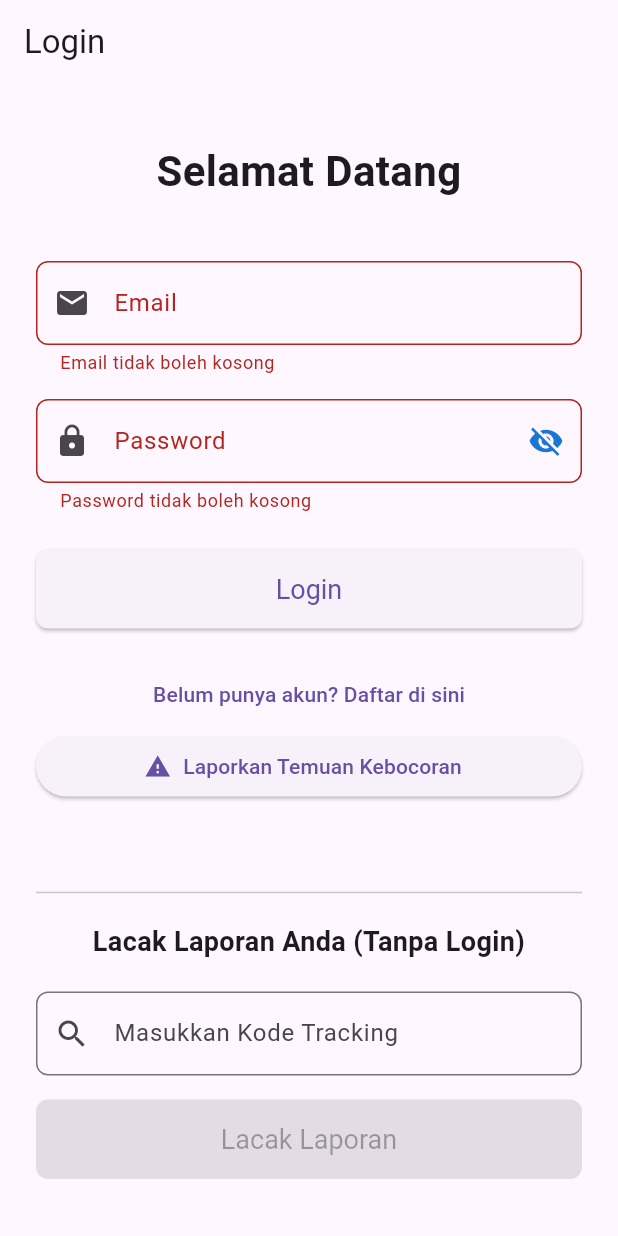
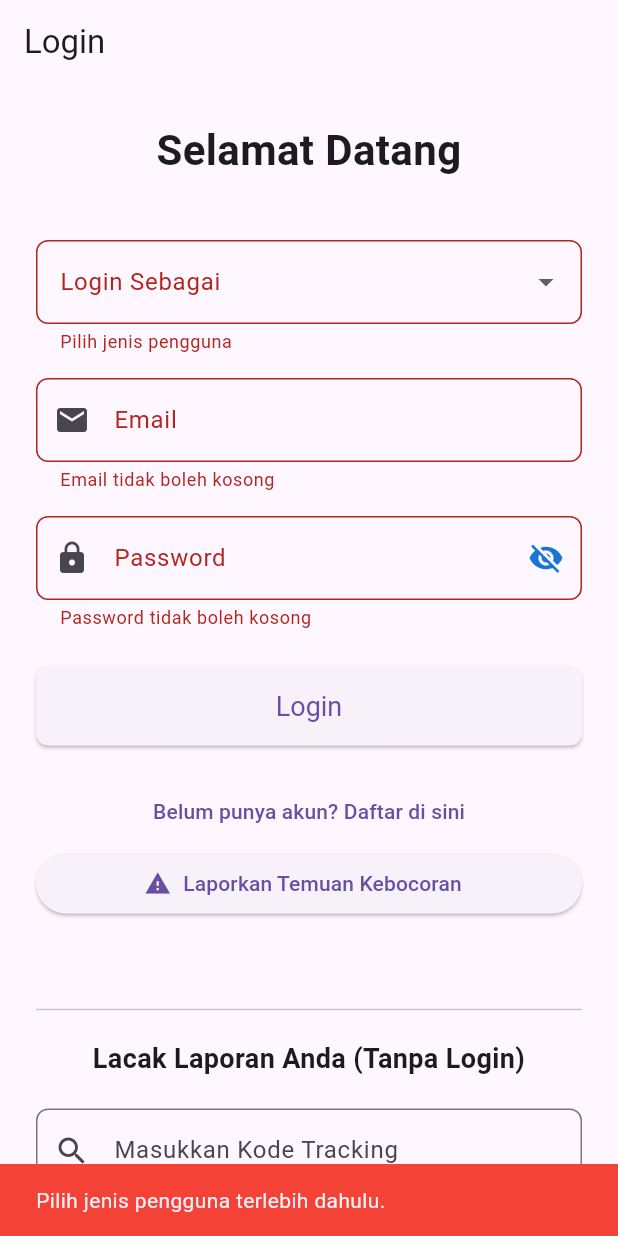
Before and after one commit to ahmadgulungpramuji/pdam_app, a Flutter app: the screen it shows after launch, after a tap on "Login", on a phone screen of 412 x 824 dp. Run offline on Flutter 3.47's test engine with Material 3 defaults, Android fonts, the phone set to English and light mode, and no system bars; our stand-ins replace geolocator, image_picker, shared_preferences.

```diff
--- a/lib/login_page.dart
+++ b/lib/login_page.dart
@@ -25,6 +25,8 @@ class _LoginPageState extends State<LoginPage> {
 
   bool _isLoading = false;
   bool _passwordVisible = false; // Untuk visibility password
+  String? _selectedUserType; // Untuk menyimpan jenis pengguna yang dipilih
+  List<String> _userTypes = ['pelanggan', 'petugas'];
 
   @override
   void dispose() {
@@ -58,7 +60,10 @@ class _LoginPageState extends State<LoginPage> {
   }
 
   Future<void> _login() async {
-    if (!_formKey.currentState!.validate()) {
+    if (!_formKey.currentState!.validate() || _selectedUserType == null) {
+      if (_selectedUserType == null) {
+        _showSnackbar('Pilih jenis pengguna terlebih dahulu.');
+      }
       return;
     }
 
@@ -67,11 +72,10 @@ class _LoginPageState extends State<LoginPage> {
     });
 
     try {
-      // Kita asumsikan halaman login ini untuk user 'pelanggan'
       final response = await _apiService.loginUser(
         email: _emailController.text,
         password: _passwordController.text,
-        userType: 'pelanggan', // Sesuai endpoint login di AuthController
+        userType: _selectedUserType!,
       );
 
       if (!mounted) return;
@@ -80,21 +84,24 @@ class _LoginPageState extends State<LoginPage> {
         final responseData = jsonDecode(response.body);
         final String token = responseData['token'];
         final user = responseData['user']; // Data user jika perlu
-        final redirectUrl =
-            responseData['redirect_url']; // URL redirect dari backend
 
         // Simpan token
         await _apiService.saveToken(token);
 
         _showSnackbar('Login berhasil!', isError: false);
 
-        // Navigasi setelah login sukses
-        // Anda bisa menggunakan redirectUrl atau navigasi ke halaman default
-        // Contoh navigasi ke halaman utama (anggap ada route '/home')
-        Navigator.pushReplacementNamed(
-          context,
-          '/home',
-        ); // Ganti dengan route halaman utama Anda
+        // Navigasi berdasarkan jenis pengguna
+        if (_selectedUserType == 'pelanggan') {
+          Navigator.pushReplacementNamed(
+            context,
+            '/home_pelanggan', // Ganti dengan route halaman utama pelanggan Anda
+          );
+        } else if (_selectedUserType == 'petugas') {
+          Navigator.pushReplacementNamed(
+            context,
+            '/home_petugas', // Ganti dengan route halaman utama petugas Anda
+          );
+        }
       } else if (response.statusCode == 422) {
         // Handle validation errors from Laravel
         final errors = jsonDecode(response.body)['errors'];
@@ -136,13 +143,44 @@ class _LoginPageState extends State<LoginPage> {
               mainAxisAlignment: MainAxisAlignment.center,
               crossAxisAlignment: CrossAxisAlignment.stretch,
               children: <Widget>[
-                // ... (Logo, Judul, Field Email, Field Password, Tombol Login tetap sama)
                 const Text(
                   'Selamat Datang',
                   textAlign: TextAlign.center,
                   style: TextStyle(fontSize: 28, fontWeight: FontWeight.bold),
                 ),
                 const SizedBox(height: 40),
+
+                // Dropdown untuk memilih jenis pengguna
+                DropdownButtonFormField<String>(
+                  decoration: InputDecoration(
+                    labelText: 'Login Sebagai',
+                    border: OutlineInputBorder(
+                      borderRadius: BorderRadius.circular(8.0),
+                    ),
+                  ),
+                  value: _selectedUserType,
+                  items:
+                      _userTypes.map((userType) {
+                        return DropdownMenuItem(
+                          value: userType,
+                          child: Text(
+                            userType == 'pelanggan' ? 'Pelanggan' : 'Petugas',
+                          ),
+                        );
+                      }).toList(),
+                  onChanged: (value) {
+                    setState(() {
+                      _selectedUserType = value;
+                    });
+                  },
+                  validator: (value) {
+                    if (value == null) {
+                      return 'Pilih jenis pengguna';
+                    }
+                    return null;
+                  },
+                ),
+                const SizedBox(height: 16),
 
                 TextFormField(
                   controller: _emailController,
```
Also changed, not shown: lib/api_service.dart (+31 -7 lines), lib/register_page.dart (+69 -22 lines).
